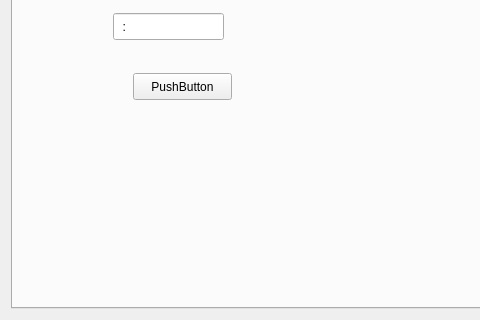
Old version of the form mainwindow.ui in the repository dwalx/wrTime; both pictures show x 0 to 480 and y 81 to 401 of the 568 by 401 pixel window.
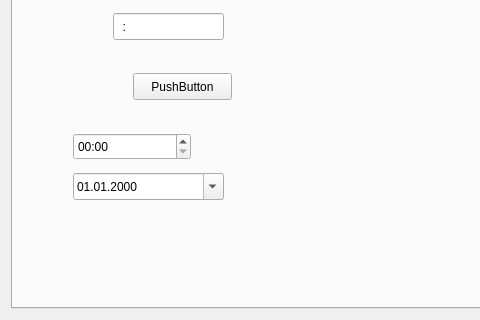
New version of the form.

Patch:
```diff
--- a/mainwindow.ui
+++ b/mainwindow.ui
@@ -437,6 +437,35 @@
          <string>PushButton</string>
         </property>
        </widget>
+       <widget class="QTimeEdit" name="timeEdit">
+        <property name="geometry">
+         <rect>
+          <x>60</x>
+          <y>160</y>
+          <width>118</width>
+          <height>27</height>
+         </rect>
+        </property>
+        <property name="displayFormat">
+         <string>HH:mm</string>
+        </property>
+       </widget>
+       <widget class="QDateEdit" name="dateEdit">
+        <property name="geometry">
+         <rect>
+          <x>60</x>
+          <y>200</y>
+          <width>151</width>
+          <height>27</height>
+         </rect>
+        </property>
+        <property name="displayFormat">
+         <string>dd.MM.yyyy</string>
+        </property>
+        <property name="calendarPopup">
+         <bool>true</bool>
+        </property>
+       </widget>
       </widget>
      </widget>
     </item>
```
